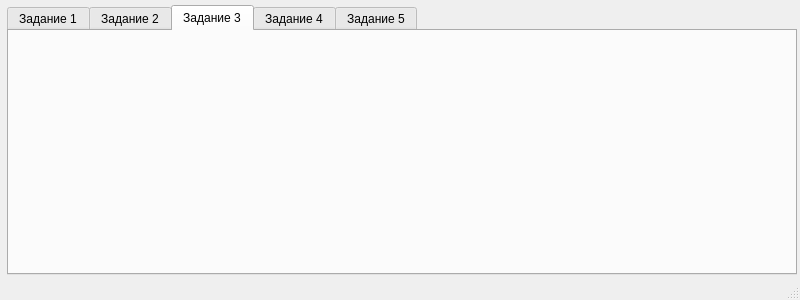
Qt form Lab_6/mainwindow.ui (Artem1008/Labs) before a commit.
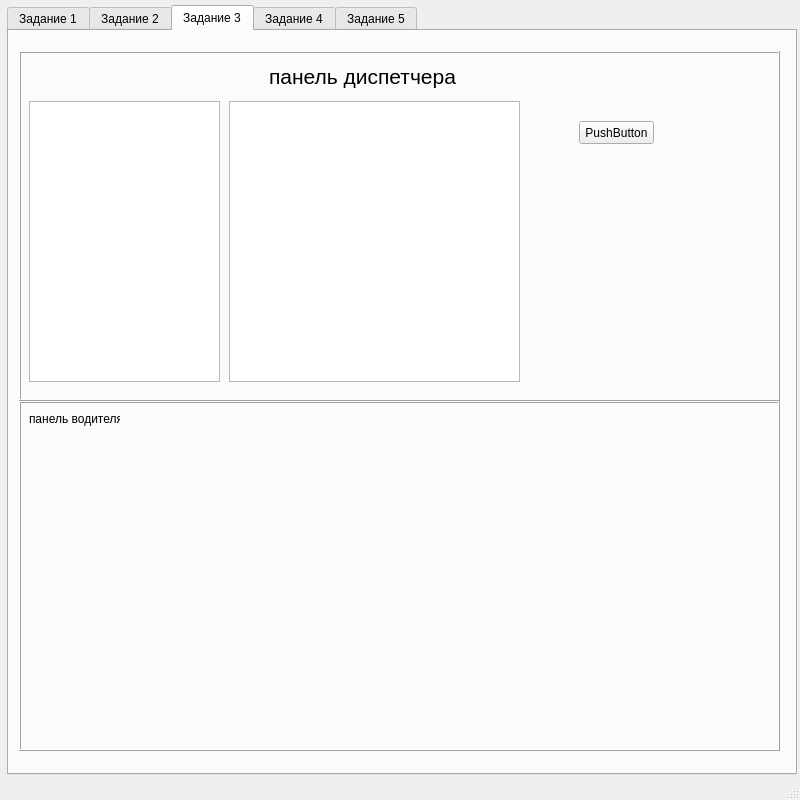
The same form after that commit. The open tabs and pages were chosen to show the change.

```diff
--- a/Lab_6/mainwindow.ui
+++ b/Lab_6/mainwindow.ui
@@ -7,7 +7,7 @@
     <x>0</x>
     <y>0</y>
     <width>800</width>
-    <height>300</height>
+    <height>800</height>
    </rect>
   </property>
   <property name="sizePolicy">
@@ -19,13 +19,13 @@
   <property name="minimumSize">
    <size>
     <width>800</width>
-    <height>300</height>
+    <height>800</height>
    </size>
   </property>
   <property name="maximumSize">
    <size>
     <width>800</width>
-    <height>300</height>
+    <height>800</height>
    </size>
   </property>
   <property name="windowTitle">
@@ -38,7 +38,7 @@
       <x>7</x>
       <y>5</y>
       <width>790</width>
-      <height>270</height>
+      <height>770</height>
      </rect>
     </property>
     <property name="sizePolicy">
@@ -50,13 +50,13 @@
     <property name="minimumSize">
      <size>
       <width>790</width>
-      <height>270</height>
+      <height>770</height>
      </size>
     </property>
     <property name="maximumSize">
      <size>
       <width>790</width>
-      <height>270</height>
+      <height>770</height>
      </size>
     </property>
     <property name="currentIndex">
@@ -253,6 +253,102 @@
      <attribute name="title">
       <string>Задание 3</string>
      </attribute>
+     <widget class="QFrame" name="frame_2">
+      <property name="geometry">
+       <rect>
+        <x>10</x>
+        <y>20</y>
+        <width>761</width>
+        <height>350</height>
+       </rect>
+      </property>
+      <property name="frameShape">
+       <enum>QFrame::Box</enum>
+      </property>
+      <property name="frameShadow">
+       <enum>QFrame::Raised</enum>
+      </property>
+      <widget class="QLabel" name="label_6">
+       <property name="geometry">
+        <rect>
+         <x>250</x>
+         <y>10</y>
+         <width>191</width>
+         <height>31</height>
+        </rect>
+       </property>
+       <property name="font">
+        <font>
+         <pointsize>16</pointsize>
+        </font>
+       </property>
+       <property name="text">
+        <string>панель диспетчера</string>
+       </property>
+      </widget>
+      <widget class="QListView" name="listFlight">
+       <property name="geometry">
+        <rect>
+         <x>10</x>
+         <y>50</y>
+         <width>191</width>
+         <height>281</height>
+        </rect>
+       </property>
+      </widget>
+      <widget class="QTableView" name="tableFlight">
+       <property name="geometry">
+        <rect>
+         <x>210</x>
+         <y>50</y>
+         <width>291</width>
+         <height>281</height>
+        </rect>
+       </property>
+      </widget>
+      <widget class="QPushButton" name="pushButton_5">
+       <property name="geometry">
+        <rect>
+         <x>560</x>
+         <y>70</y>
+         <width>75</width>
+         <height>23</height>
+        </rect>
+       </property>
+       <property name="text">
+        <string>PushButton</string>
+       </property>
+      </widget>
+     </widget>
+     <widget class="QFrame" name="frame_4">
+      <property name="geometry">
+       <rect>
+        <x>10</x>
+        <y>370</y>
+        <width>761</width>
+        <height>350</height>
+       </rect>
+      </property>
+      <property name="frameShape">
+       <enum>QFrame::Box</enum>
+      </property>
+      <property name="frameShadow">
+       <enum>QFrame::Raised</enum>
+      </property>
+      <widget class="QLabel" name="label_5">
+       <property name="geometry">
+        <rect>
+         <x>10</x>
+         <y>10</y>
+         <width>91</width>
+         <height>16</height>
+        </rect>
+       </property>
+       <property name="text">
+        <string>панель водителя</string>
+       </property>
+      </widget>
+     </widget>
     </widget>
     <widget class="QWidget" name="tab_5">
      <attribute name="title">
```
Left out of the diff: 2 changed lines with no effect on the pictures.
